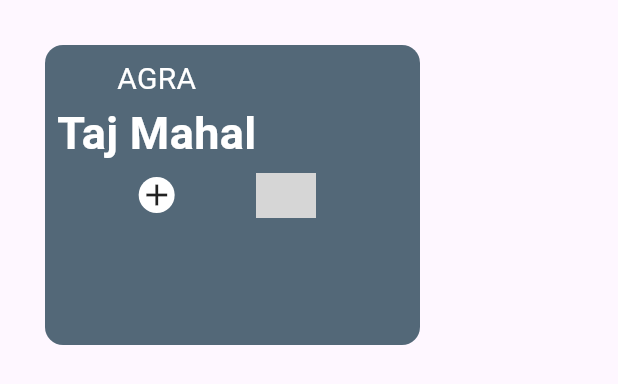
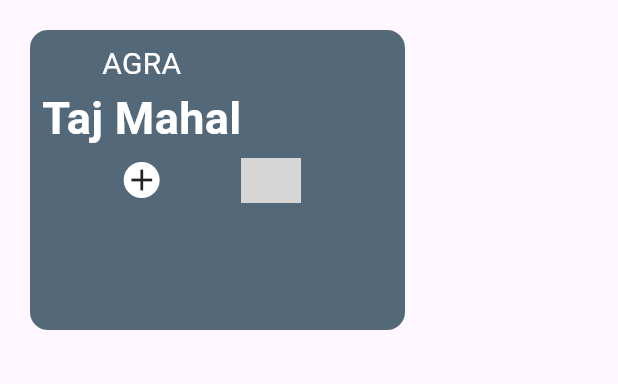
Before and after one commit to emekss/Explore_App_UI, a Flutter app: the TravelCard widget shown alone on an empty page, opened directly, on a phone screen of 412 x 824 dp. Shown: the top 384 px of the screen. Run offline on Flutter 3.47's test engine with Material 3 defaults, Android fonts, the phone set to English and light mode, and no system bars; grey boxes are pictures that could not be loaded.

Commit message:
travel card updated

```diff
--- a/lib/components/travel_card.dart
+++ b/lib/components/travel_card.dart
@@ -7,7 +7,7 @@ class TravelCard extends StatelessWidget {
   @override
   Widget build(BuildContext context) {
     return Padding(
-      padding: const EdgeInsets.all(30.0),
+      padding: const EdgeInsets.all(20.0),
       child: Container(
         decoration: BoxDecoration(
           borderRadius: BorderRadius.circular(12),
@@ -41,7 +41,7 @@ class TravelCard extends StatelessWidget {
               ClipRRect(
                   borderRadius: BorderRadius.circular(12),
                   child: Image.asset(
-                    'assets/images/taj.jpg',
+                    'assets/images/08tajmahal5.jpg',
                     height: 30,
                     width: 40,
                   ))
```
Also changed, not shown: lib/home_screen.dart (+5 -2 lines), assets/images/08tajmahal5.jpg (added), 10 other files.
